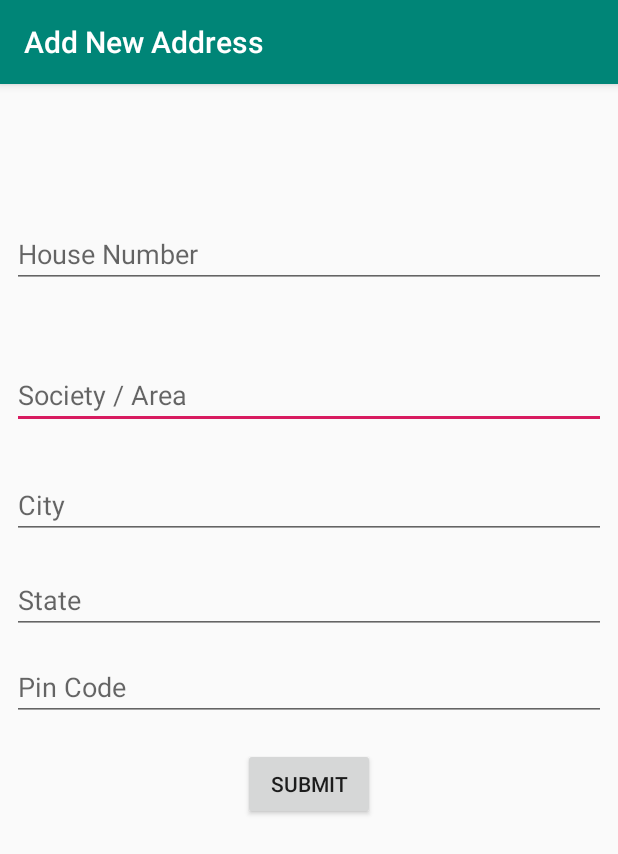
After one commit to vipul-kumar-singh/Android-Secure, an Android app: the NewAddressActivity screen opened directly, with no data from a screen before it, on a phone screen of 412 x 824 dp. The commit adds this screen. Shown: the top 854 px of the screen. Run offline under Robolectric (Android 15) with nearby library versions, the phone set to English and light mode, and no system bars; network calls fail.

Commit message:
Add new addresss

```diff
--- a/app/build.gradle
+++ b/app/build.gradle
@@ -32,4 +32,5 @@ dependencies {
     androidTestImplementation 'androidx.test.espresso:espresso-core:3.2.0'
     implementation 'androidx.recyclerview:recyclerview:1.0.0'
     implementation 'androidx.cardview:cardview:1.0.0'
+    implementation 'com.google.android.material:material:1.0.0'
 }
--- a/app/src/main/AndroidManifest.xml
+++ b/app/src/main/AndroidManifest.xml
@@ -10,7 +10,8 @@
         android:supportsRtl="true"
         android:theme="@style/AppTheme"
         android:usesCleartextTraffic="true">
-        <activity android:name=".activity.SignUpActivity"></activity>
+        <activity android:name=".activity.NewAddressActivity"></activity>
+        <activity android:name=".activity.SignUpActivity" />
         <activity android:name=".activity.LoginActivity">
             <intent-filter>
                 <action android:name="android.intent.action.MAIN" />
@@ -18,7 +19,7 @@
                 <category android:name="android.intent.category.LAUNCHER" />
             </intent-filter>
         </activity>
-        <activity android:name=".activity.MainActivity"></activity>
+        <activity android:name=".activity.MainActivity" />
     </application>
 
     <uses-permission android:name="android.permission.INTERNET" />
--- a/app/src/main/java/com/vkstech/androidsecure/activity/MainActivity.java
+++ b/app/src/main/java/com/vkstech/androidsecure/activity/MainActivity.java
@@ -6,6 +6,7 @@ import androidx.recyclerview.widget.RecyclerView;
 import androidx.swiperefreshlayout.widget.SwipeRefreshLayout;
 
 import android.content.Context;
+import android.content.Intent;
 import android.content.SharedPreferences;
 import android.os.Bundle;
 import android.util.Log;
@@ -127,4 +128,9 @@ public class MainActivity extends AppCompatActivity implements SwipeRefreshLayou
     public void onRefresh() {
         loadData();
     }
+
+    public void gotoNewAddressActivity(View view) {
+        Intent intent = new Intent(this,NewAddressActivity.class);
+        startActivity(intent);
+    }
 }
--- /dev/null
+++ b/app/src/main/java/com/vkstech/androidsecure/activity/NewAddressActivity.java
@@ -0,0 +1,113 @@
+package com.vkstech.androidsecure.activity;
+
+import androidx.appcompat.app.AppCompatActivity;
+
+import android.content.Context;
+import android.content.Intent;
+import android.content.SharedPreferences;
+import android.os.Bundle;
+import android.view.View;
+import android.widget.EditText;
+import android.widget.ProgressBar;
+import android.widget.Toast;
+
+import com.vkstech.androidsecure.R;
+import com.vkstech.androidsecure.constants.ApplicationConstants;
+import com.vkstech.androidsecure.constants.SharedPreferencesKeys;
+import com.vkstech.androidsecure.dto.AddressDto;
+import com.vkstech.androidsecure.dto.ResponseObject;
+import com.vkstech.androidsecure.exceptionHandler.ErrorMessageHandler;
+import com.vkstech.androidsecure.utils.ApiUtil;
+
+import retrofit2.Call;
+import retrofit2.Callback;
+import retrofit2.Response;
+
+public class NewAddressActivity extends AppCompatActivity {
+
+    private ProgressBar loader;
+    private EditText houseNumber, area, city, state, pinCode;
+
+    private SharedPreferences sharedPreferences;
+    private String accessToken;
+    private ErrorMessageHandler errorHandler;
+
+    @Override
+    protected void onCreate(Bundle savedInstanceState) {
+        super.onCreate(savedInstanceState);
+        setContentView(R.layout.activity_new_address);
+        getSupportActionBar().setTitle("Add New Address");
+
+        houseNumber = findViewById(R.id.houseNumberEditText);
+        area = findViewById(R.id.areaEditText);
+        city = findViewById(R.id.cityEditText);
+        state = findViewById(R.id.stateEditText);
+        pinCode = findViewById(R.id.pinCodeEditText);
+
+        loader = findViewById(R.id.addNewAddressprogressBar);
+        loader.setVisibility(View.GONE);
+
+        errorHandler = new ErrorMessageHandler();
+        sharedPreferences = getApplicationContext().getSharedPreferences(ApplicationConstants.BASE_PACKAGE_NAME, Context.MODE_PRIVATE);
+    }
+
+    public void addNewAddress(View view) {
+        loader.setVisibility(View.VISIBLE);
+
+        accessToken = sharedPreferences.getString(SharedPreferencesKeys.ACCESS_TOKEN, null);
+
+        if (accessToken == null) {
+            Toast.makeText(this, "Please login to continue..", Toast.LENGTH_SHORT).show();
+            gotoLoginActivity();
+            return;
+        }
+
+        String bearerToken = ApplicationConstants.BEARER_TOKEN_TITLE + accessToken;
+
+        AddressDto addressDto = new AddressDto();
+        addressDto.setHouseNumber(houseNumber.getText().toString().isEmpty() ? null : Integer.valueOf(houseNumber.getText().toString()));
+        addressDto.setCity(city.getText().toString());
+        addressDto.setArea(area.getText().toString());
+        addressDto.setState(state.getText().toString());
+        addressDto.setPinCode(pinCode.getText().toString().isEmpty() ? null : Integer.valueOf(pinCode.getText().toString()));
+
+        ApiUtil.getResourceApiRequest().addAddress(bearerToken, addressDto).enqueue(new Callback<ResponseObject>() {
+            @Override
+            public void onResponse(Call<ResponseObject> call, Response<ResponseObject> response) {
+
+                if (response.code() == 200 && response.body() != null) {
+
+                    Toast.makeText(NewAddressActivity.this, response.body().getMessage(), Toast.LENGTH_SHORT).show();
+
+                    loader.setVisibility(View.GONE);
+
+                    gotoMainActivity();
+                } else {
+                    loader.setVisibility(View.GONE);
+                    errorHandler.handleRetrofitErrorMessage(response, NewAddressActivity.this);
+                }
+
+            }
+
+            @Override
+            public void onFailure(Call<ResponseObject> call, Throwable t) {
+                Toast.makeText(NewAddressActivity.this, "Error while connecting..", Toast.LENGTH_SHORT).show();
+                loader.setVisibility(View.GONE);
+            }
+        });
+    }
+
+    private void gotoMainActivity() {
+        Intent intent = new Intent(this, MainActivity.class);
+        loader.setVisibility(View.GONE);
+        startActivity(intent);
+        finish();
+    }
+
+    private void gotoLoginActivity() {
+        Intent intent = new Intent(this, LoginActivity.class);
+        loader.setVisibility(View.GONE);
+        startActivity(intent);
+        finish();
+    }
+}
--- a/app/src/main/java/com/vkstech/androidsecure/api/ResourceApi.java
+++ b/app/src/main/java/com/vkstech/androidsecure/api/ResourceApi.java
@@ -1,6 +1,7 @@
 package com.vkstech.androidsecure.api;
 
 import com.vkstech.androidsecure.constants.ApplicationConstants;
+import com.vkstech.androidsecure.dto.AddressDto;
 import com.vkstech.androidsecure.dto.ResponseObject;
 import com.vkstech.androidsecure.dto.SignUpForm;
 
@@ -16,6 +17,6 @@ public interface ResourceApi {
     Call<ResponseObject> getMyAddresses(@Header(ApplicationConstants.AUTHORIZATION_HEADER) String bearerToken);
 
     @POST("user/address")
-    Call<ResponseObject> addAddress(@Body SignUpForm signUpForm);
+    Call<ResponseObject> addAddress(@Header(ApplicationConstants.AUTHORIZATION_HEADER) String bearerToken, @Body AddressDto addressDto);
 
 }
--- a/app/src/main/java/com/vkstech/androidsecure/dto/retrofit2/annotations.xml
+++ /dev/null
@@ -1,5 +0,0 @@
-<root>
-    <item name='retrofit2.Callback'>
-        <annotation name='java.lang.Deprecated' />
-    </item>
-</root>
--- /dev/null
+++ b/app/src/main/res/layout/activity_new_address.xml
@@ -0,0 +1,120 @@
+<?xml version="1.0" encoding="utf-8"?>
+<androidx.constraintlayout.widget.ConstraintLayout xmlns:android="http://schemas.android.com/apk/res/android"
+    xmlns:app="http://schemas.android.com/apk/res-auto"
+    xmlns:tools="http://schemas.android.com/tools"
+    android:layout_width="match_parent"
+    android:layout_height="match_parent"
+    tools:context=".activity.NewAddressActivity">
+
+    <Button
+        android:id="@+id/submitBtn"
+        android:layout_width="wrap_content"
+        android:layout_height="wrap_content"
+        android:layout_marginTop="16dp"
+        android:layout_marginBottom="276dp"
+        android:onClick="addNewAddress"
+        android:text="Submit"
+        app:layout_constraintBottom_toBottomOf="parent"
+        app:layout_constraintEnd_toEndOf="parent"
+        app:layout_constraintHorizontal_bias="0.5"
+        app:layout_constraintStart_toStartOf="parent"
+        app:layout_constraintTop_toBottomOf="@+id/pinCodeEditText" />
+
+    <EditText
+        android:id="@+id/areaEditText"
+        android:layout_width="0dp"
+        android:layout_height="wrap_content"
+        android:layout_marginStart="8dp"
+        android:layout_marginTop="8dp"
+        android:layout_marginEnd="8dp"
+        android:layout_marginBottom="497dp"
+        android:ems="10"
+        android:hint="Society / Area"
+        android:inputType="textPersonName"
+        app:layout_constraintBottom_toBottomOf="parent"
+        app:layout_constraintEnd_toEndOf="parent"
+        app:layout_constraintHorizontal_bias="0.5"
+        app:layout_constraintStart_toStartOf="parent"
+        app:layout_constraintTop_toBottomOf="@+id/houseNumberEditText" />
+
+    <EditText
+        android:id="@+id/cityEditText"
+        android:layout_width="0dp"
+        android:layout_height="wrap_content"
+        android:layout_marginStart="8dp"
+        android:layout_marginTop="8dp"
+        android:layout_marginEnd="8dp"
+        android:layout_marginBottom="445dp"
+        android:ems="10"
+        android:hint="City"
+        android:inputType="textPersonName"
+        app:layout_constraintBottom_toBottomOf="parent"
+        app:layout_constraintEnd_toEndOf="parent"
+        app:layout_constraintHorizontal_bias="0.5"
+        app:layout_constraintStart_toStartOf="parent"
+        app:layout_constraintTop_toBottomOf="@+id/areaEditText" />
+
+    <EditText
+        android:id="@+id/stateEditText"
+        android:layout_width="0dp"
+        android:layout_height="wrap_content"
+        android:layout_marginStart="8dp"
+        android:layout_marginTop="8dp"
+        android:layout_marginEnd="8dp"
+        android:layout_marginBottom="392dp"
+        android:ems="10"
+        android:hint="State"
+        android:inputType="textPersonName"
+        app:layout_constraintBottom_toBottomOf="parent"
+        app:layout_constraintEnd_toEndOf="parent"
+        app:layout_constraintHorizontal_bias="0.5"
+        app:layout_constraintStart_toStartOf="parent"
+        app:layout_constraintTop_toBottomOf="@+id/cityEditText" />
+
+    <EditText
+        android:id="@+id/pinCodeEditText"
+        android:layout_width="0dp"
+        android:layout_height="wrap_content"
+        android:layout_marginStart="8dp"
+        android:layout_marginTop="8dp"
+        android:layout_marginEnd="8dp"
+        android:layout_marginBottom="339dp"
+        android:ems="10"
+        android:hint="Pin Code"
+        android:inputType="phone"
+        app:layout_constraintBottom_toBottomOf="parent"
+        app:layout_constraintEnd_toEndOf="parent"
+        app:layout_constraintHorizontal_bias="0.5"
+        app:layout_constraintStart_toStartOf="parent"
+        app:layout_constraintTop_toBottomOf="@+id/stateEditText" />
+
+    <EditText
+        android:id="@+id/houseNumberEditText"
+        android:layout_width="0dp"
+        android:layout_height="wrap_content"
+        android:layout_marginStart="8dp"
+        android:layout_marginTop="8dp"
+        android:layout_marginEnd="8dp"
+        android:layout_marginBottom="550dp"
+        android:ems="10"
+        android:hint="House Number"
+        android:inputType="phone"
+        app:layout_constraintBottom_toBottomOf="parent"
+        app:layout_constraintEnd_toEndOf="parent"
+        app:layout_constraintHorizontal_bias="0.5"
+        app:layout_constraintStart_toStartOf="parent"
+        app:layout_constraintTop_toTopOf="parent" />
+
+    <ProgressBar
+        android:id="@+id/addNewAddressprogressBar"
+        style="@android:style/Widget.DeviceDefault.Light.ProgressBar.Large"
+        android:layout_width="wrap_content"
+        android:layout_height="wrap_content"
+        android:translationZ="3dp"
+        android:visibility="gone"
+        app:layout_constraintBottom_toBottomOf="parent"
+        app:layout_constraintEnd_toEndOf="parent"
+        app:layout_constraintHorizontal_bias="0.5"
+        app:layout_constraintStart_toStartOf="parent"
+        app:layout_constraintTop_toTopOf="parent" />
+</androidx.constraintlayout.widget.ConstraintLayout>
```
Also changed, not shown: app/src/main/java/com/vkstech/androidsecure/dto/AddressDto.java (added, +54 -0 lines), app/src/main/java/com/vkstech/androidsecure/utils/AddressRecyclerViewAdapter.java (+5 -6 lines), app/src/main/res/layout/activity_main.xml (+15 -0 lines), app/src/main/res/layout/address_list_item.xml (+5 -5 lines).
